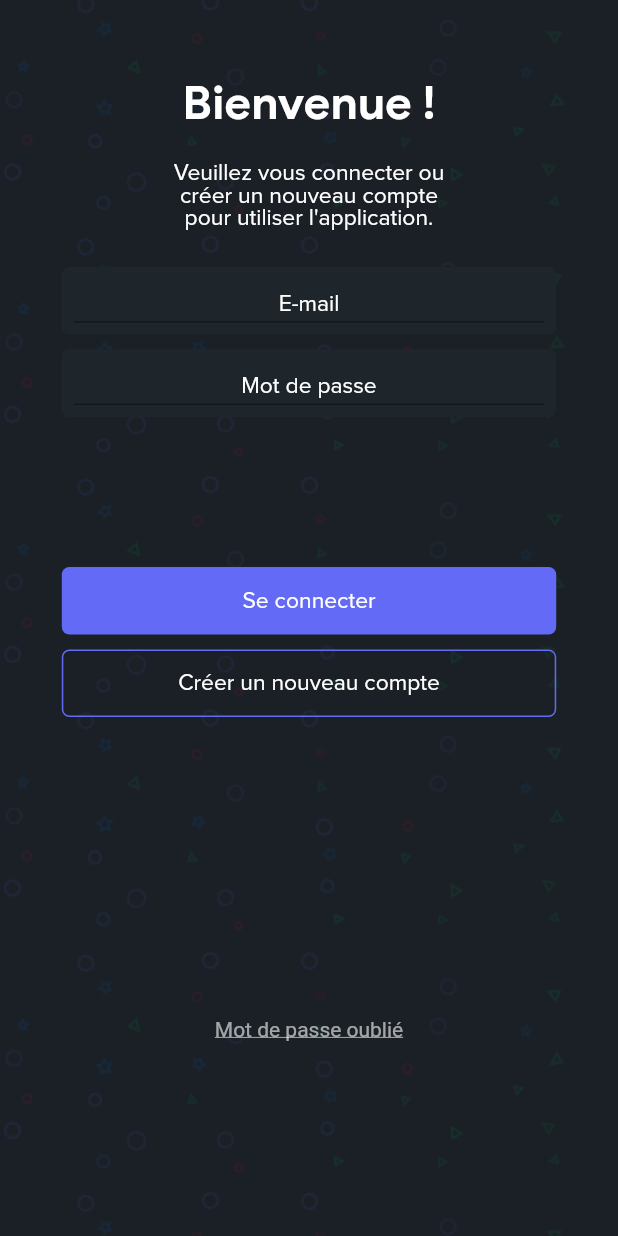
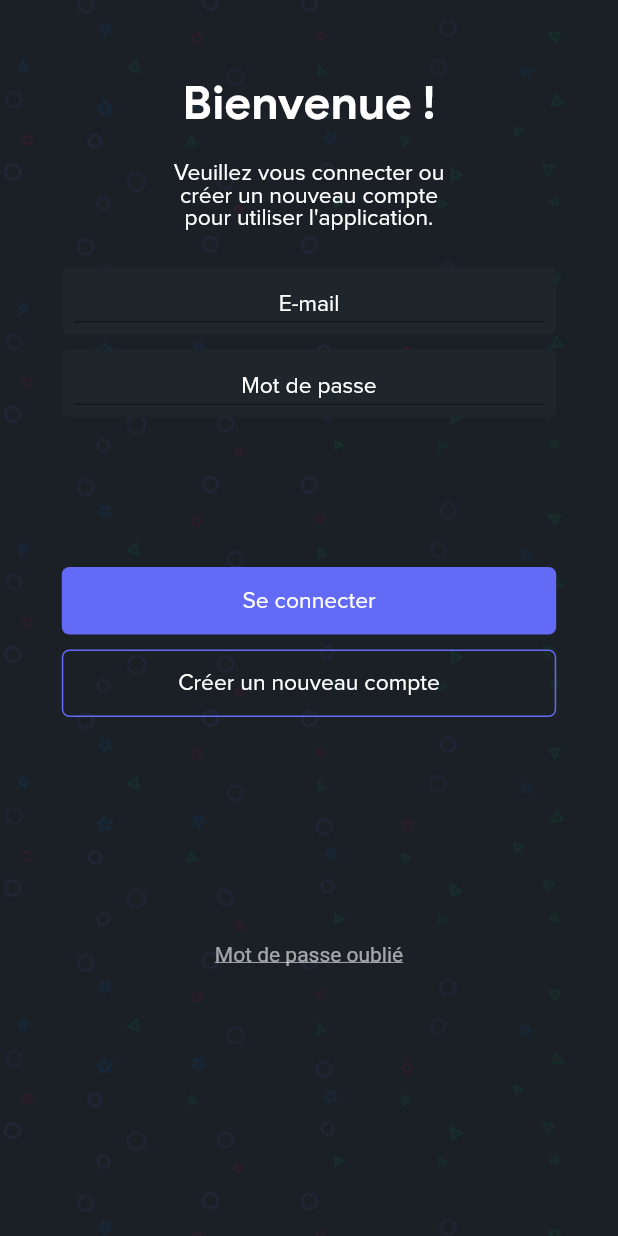
Before and after one commit to Hassna16/projetv2, a Flutter app: the screen it shows after launch, on a phone screen of 412 x 824 dp. Run offline on Flutter 3.47's test engine with Material 2 defaults, Android fonts, the light colour scheme and no system bars; our stand-ins replace firebase_core; accounts and stored records are empty.

Commit message:
Correction v2

```diff
--- a/lib/Avis.dart
+++ b/lib/Avis.dart
@@ -173,7 +173,7 @@ class HeaderItem extends StatelessWidget {
                     mainAxisAlignment: MainAxisAlignment.end,
 
                     children : const [
-                      Text("Nom du jeu",
+                      Text("GOD OF WAR",
                           style : TextStyle(color:Colors.white, fontFamily : "Proxima Nova", fontSize: 15.26)),
                       Text("Nom de l'éditeur",
                           style : TextStyle(color:Colors.white, fontFamily : "Proxima Nova", fontSize: 12)),
--- a/lib/main.dart
+++ b/lib/main.dart
@@ -1,7 +1,6 @@
 import 'package:flutter/material.dart';
 import 'package:projetv2/pageconnexion.dart';
-//import 'testgpt.dart';
-//import 'package:projetv2/api.dart';
+
 
 
 void main() {
@@ -23,9 +22,6 @@ class MyApp extends StatelessWidget {
 
       ),
       home : const Connexion(  title: "Connexion",),
-      //home : const Like (title: "ACC",),
-
-      //home:  Api(),//Pour tester codes chatgpt,
 
 
     );
--- a/lib/pageconnexion.dart
+++ b/lib/pageconnexion.dart
@@ -84,7 +84,7 @@ class titre_page extends StatelessWidget {
 
 
       ]),),
-// This trailing comma makes auto-formatting nicer for build methods.
+
     );
 
   }}
@@ -256,7 +256,7 @@ class Mdp extends StatelessWidget {
       Align(
           alignment: FractionalOffset.bottomCenter,
           child: Padding(
-              padding: EdgeInsets.only(top: 200.0),
+              padding: EdgeInsets.only(top: 150.0),
               child: Text("Mot de passe oublié",
                 style : TextStyle(
                   decoration :TextDecoration.underline,
```
